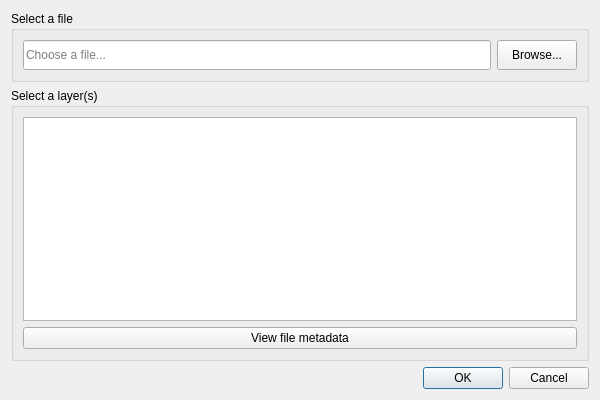
ConservationInternational/trends.earth, file LDMP/gui/DlgLoadData.ui: the form before one commit.
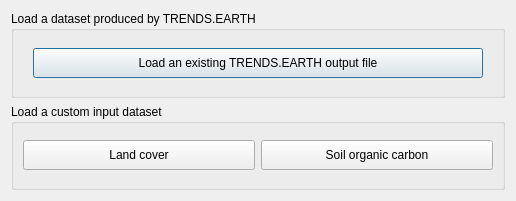
The form after the commit.

Commit message: Start setup for offline and national-level data loading.

```diff
--- a/LDMP/gui/DlgLoadData.ui
+++ b/LDMP/gui/DlgLoadData.ui
@@ -9,66 +9,70 @@
    <rect>
     <x>0</x>
     <y>0</y>
-    <width>600</width>
-    <height>400</height>
+    <width>516</width>
+    <height>201</height>
    </rect>
   </property>
+  <property name="sizePolicy">
+   <sizepolicy hsizetype="Fixed" vsizetype="Fixed">
+    <horstretch>0</horstretch>
+    <verstretch>0</verstretch>
+   </sizepolicy>
+  </property>
   <property name="windowTitle">
    <string>Open a trends.earth file</string>
   </property>
-  <layout class="QGridLayout" name="gridLayout">
-   <item row="4" column="0">
-    <widget class="QDialogButtonBox" name="buttonBox">
-     <property name="standardButtons">
-      <set>QDialogButtonBox::Cancel|QDialogButtonBox::Ok</set>
-     </property>
-    </widget>
-   </item>
-   <item row="1" column="0">
-    <widget class="QGroupBox" name="groupBox">
+  <layout class="QVBoxLayout" name="verticalLayout">
+   <item>
+    <widget class="QGroupBox" name="groupBox_2">
      <property name="title">
-      <string>Select a layer(s)</string>
+      <string>Load a dataset produced by TRENDS.EARTH</string>
      </property>
-     <layout class="QVBoxLayout" name="verticalLayout_2">
+     <layout class="QHBoxLayout" name="horizontalLayout_2">
       <item>
-       <widget class="QListView" name="layers_view">
-        <property name="sizePolicy">
-         <sizepolicy hsizetype="Expanding" vsizetype="Expanding">
-          <horstretch>0</horstretch>
-          <verstretch>0</verstretch>
-         </sizepolicy>
+       <widget class="QPushButton" name="btn_te">
+        <property name="minimumSize">
+         <size>
+          <width>0</width>
+          <height>30</height>
+         </size>
         </property>
-        <property name="selectionMode">
-         <enum>QAbstractItemView::ExtendedSelection</enum>
+        <property name="maximumSize">
+         <size>
+          <width>450</width>
+          <height>16777215</height>
+         </size>
         </property>
-       </widget>
-      </item>
-      <item>
-       <widget class="QPushButton" name="btn_view_metadata">
+        <property name="font">
+         <font>
+          <weight>50</weight>
+          <bold>false</bold>
+         </font>
+        </property>
         <property name="text">
-         <string>View file metadata</string>
+         <string>Load an existing TRENDS.EARTH output file</string>
         </property>
        </widget>
       </item>
      </layout>
     </widget>
    </item>
-   <item row="0" column="0">
-    <widget class="QGroupBox" name="data_file_box">
+   <item>
+    <widget class="QGroupBox" name="groupBox">
      <property name="title">
-      <string>Select a file</string>
+      <string>Load a custom input dataset</string>
      </property>
      <layout class="QHBoxLayout" name="horizontalLayout">
       <item>
-       <widget class="QLineEdit" name="file_lineedit">
+       <widget class="QPushButton" name="btn_lc">
         <property name="minimumSize">
          <size>
           <width>0</width>
           <height>30</height>
          </size>
         </property>
-        <property name="placeholderText">
-         <string>Choose a file...</string>
+        <property name="text">
+         <string>Land cover</string>
         </property>
        </widget>
       </item>
@@ -81,7 +85,7 @@
          </size>
         </property>
         <property name="text">
-         <string>Browse...</string>
+         <string>Soil organic carbon</string>
         </property>
        </widget>
       </item>
```
Left out of the diff: 8 changed lines with no effect on the pictures. The commit also changes 5 other files.
